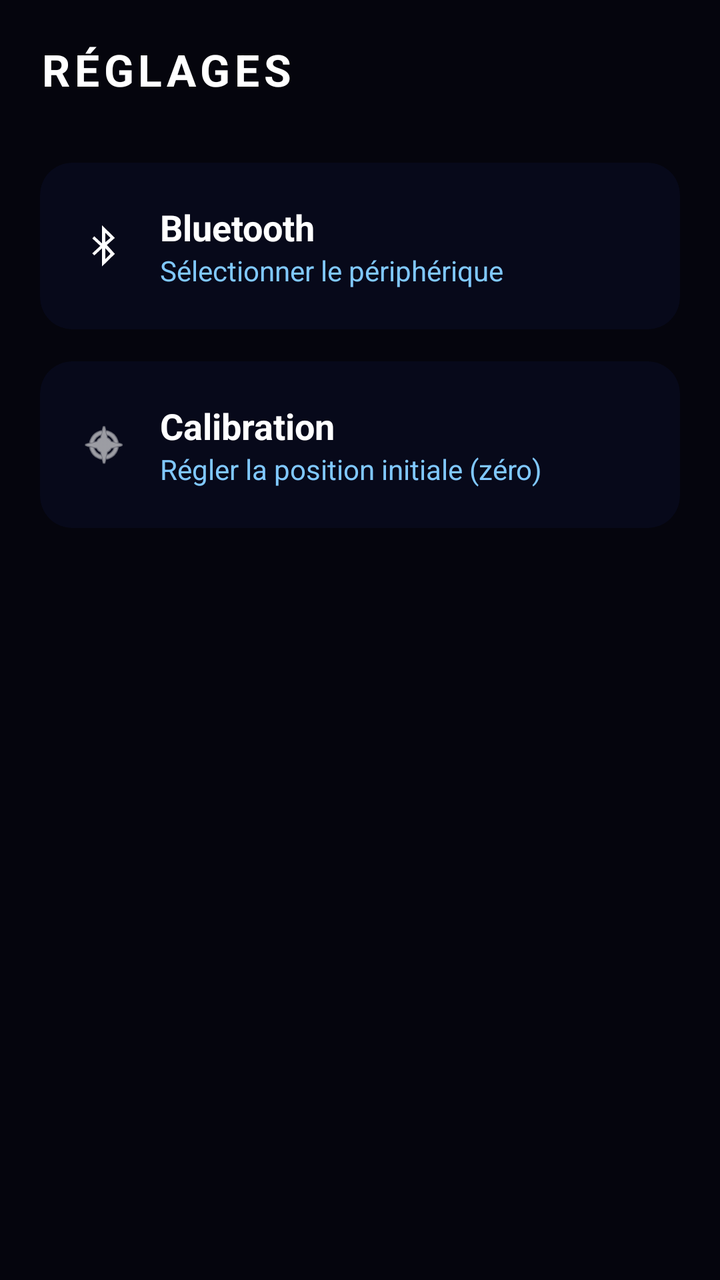
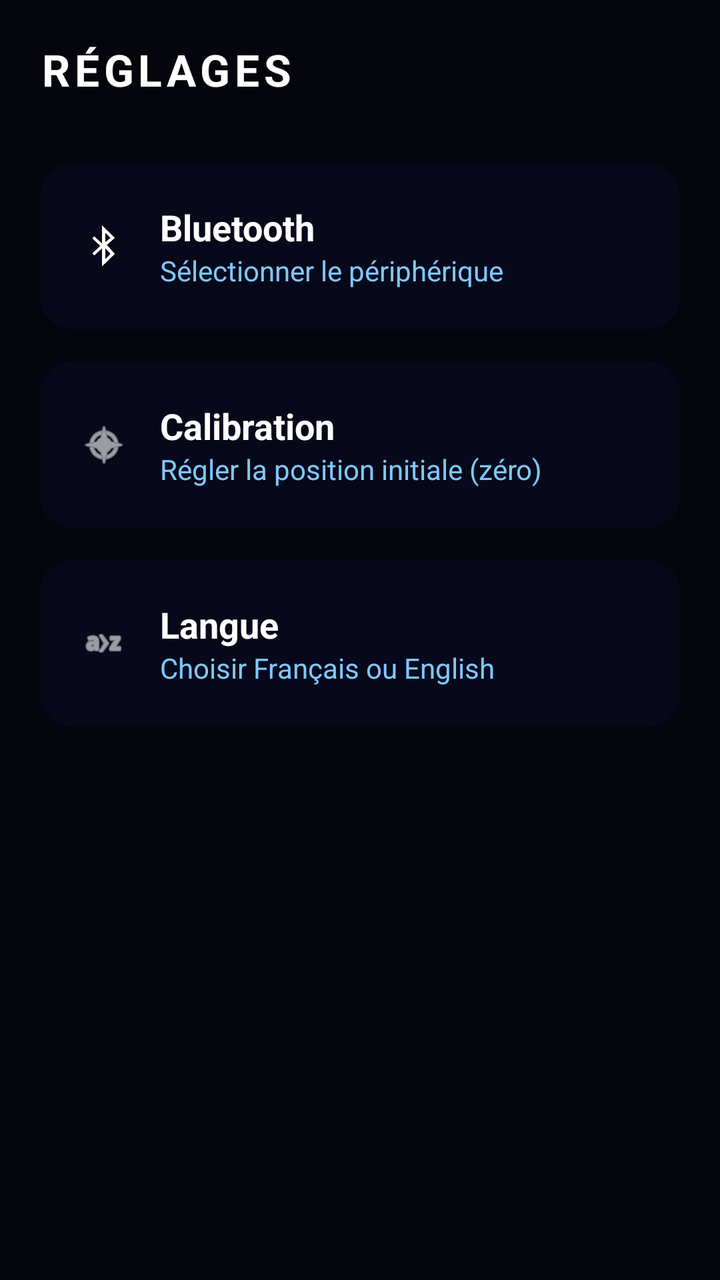

Two renders of the same Android screen: before a commit and after it. Below are the layout's source before the change and the commit's diff.
<!-- AndroidManifest.xml: application theme Theme.F4DIWRotatorApp -->
<!-- res/layout/fragment_settings.xml -->
<?xml version="1.0" encoding="utf-8"?>
<LinearLayout xmlns:android="http://schemas.android.com/apk/res/android"
    xmlns:app="http://schemas.android.com/apk/res-auto"
    android:layout_width="match_parent"
    android:layout_height="match_parent"
    android:orientation="vertical"
    android:background="@color/bg_main"
    android:padding="20dp">

    <TextView
        android:layout_width="match_parent"
        android:layout_height="wrap_content"
        android:text="RÉGLAGES"
        android:textColor="@color/white"
        android:textSize="22sp"
        android:textStyle="bold"
        android:letterSpacing="0.1"
        android:layout_marginBottom="32dp" />

    
    <com.google.android.material.card.MaterialCardView
        android:id="@+id/cardBluetooth"
        android:layout_width="match_parent"
        android:layout_height="wrap_content"
        android:layout_marginBottom="16dp"
        android:clickable="true"
        android:focusable="true"
        app:cardCornerRadius="16dp"
        app:cardBackgroundColor="@color/bg_card"
        app:strokeWidth="0dp">

        <LinearLayout
            android:layout_width="match_parent"
            android:layout_height="wrap_content"
            android:orientation="horizontal"
            android:padding="20dp"
            android:gravity="center_vertical">

            <ImageView
                android:layout_width="24dp"
                android:layout_height="24dp"
                android:src="@android:drawable/stat_sys_data_bluetooth"
                app:tint="@color/white" />

            <LinearLayout
                android:layout_width="0dp"
                android:layout_height="wrap_content"
                android:layout_weight="1"
                android:orientation="vertical"
                android:layout_marginStart="16dp">

                <TextView
                    android:layout_width="wrap_content"
                    android:layout_height="wrap_content"
                    android:text="Bluetooth"
                    android:textColor="@color/white"
                    android:textSize="18sp"
                    android:textStyle="bold" />

                <TextView
                    android:layout_width="wrap_content"
                    android:layout_height="wrap_content"
                    android:text="Sélectionner le périphérique"
                    android:textColor="@color/text_secondary"
                    android:textSize="14sp" />
            </LinearLayout>
        </LinearLayout>
    </com.google.android.material.card.MaterialCardView>

    
    <com.google.android.material.card.MaterialCardView
        android:id="@+id/cardCalibration"
        android:layout_width="match_parent"
        android:layout_height="wrap_content"
        android:clickable="true"
        android:focusable="true"
        app:cardCornerRadius="16dp"
        app:cardBackgroundColor="@color/bg_card"
        app:strokeWidth="0dp">

        <LinearLayout
            android:layout_width="match_parent"
            android:layout_height="wrap_content"
            android:orientation="horizontal"
            android:padding="20dp"
            android:gravity="center_vertical">

            <ImageView
                android:layout_width="24dp"
                android:layout_height="24dp"
                android:src="@android:drawable/ic_menu_compass"
                app:tint="@color/white" />

            <LinearLayout
                android:layout_width="0dp"
                android:layout_height="wrap_content"
                android:layout_weight="1"
                android:orientation="vertical"
                android:layout_marginStart="16dp">

                <TextView
                    android:layout_width="wrap_content"
                    android:layout_height="wrap_content"
                    android:text="Calibration"
                    android:textColor="@color/white"
                    android:textSize="18sp"
                    android:textStyle="bold" />

                <TextView
                    android:layout_width="wrap_content"
                    android:layout_height="wrap_content"
                    android:text="Régler la position initiale (zéro)"
                    android:textColor="@color/text_secondary"
                    android:textSize="14sp" />
            </LinearLayout>
        </LinearLayout>
    </com.google.android.material.card.MaterialCardView>

</LinearLayout>
<!-- resources referenced by this layout -->
<resources>
  <color name="bg_card">#07091A</color>
  <color name="bg_main">#05050D</color>
  <color name="text_secondary">#80C8FF</color>
  <color name="white">#FFFFFFFF</color>
  <style name="Theme.F4DIWRotatorApp" parent="Theme.MaterialComponents.DayNight.NoActionBar">
          
          <item name="colorPrimary">@color/accent_blue</item>
          <item name="colorPrimaryVariant">@color/grid_blue</item>
          <item name="colorOnPrimary">@color/bg_main</item>
          
          <item name="colorSecondary">@color/text_secondary</item>
          <item name="colorSecondaryVariant">@color/accent_blue</item>
          <item name="colorOnSecondary">@color/black</item>
          
          <item name="android:statusBarColor">@color/bg_main</item>
          
          <item name="android:windowBackground">@color/bg_main</item>
      </style>
  <color name="accent_blue">#4AAFFF</color>
  <color name="grid_blue">#4A9EFF</color>
  <color name="black">#FF000000</color>
</resources>

<!-- the commit's change to res/layout/fragment_settings.xml (unified diff, before → after) -->
@@ -1,119 +1,174 @@
 <?xml version="1.0" encoding="utf-8"?>
-<LinearLayout xmlns:android="http://schemas.android.com/apk/res/android"
+<ScrollView xmlns:android="http://schemas.android.com/apk/res/android"
     xmlns:app="http://schemas.android.com/apk/res-auto"
     android:layout_width="match_parent"
     android:layout_height="match_parent"
-    android:orientation="vertical"
-    android:background="@color/bg_main"
-    android:padding="20dp">
+    android:background="@color/bg_main">
 
-    <TextView
+    <LinearLayout
         android:layout_width="match_parent"
         android:layout_height="wrap_content"
-        android:text="RÉGLAGES"
-        android:textColor="@color/white"
-        android:textSize="22sp"
-        android:textStyle="bold"
-        android:letterSpacing="0.1"
-        android:layout_marginBottom="32dp" />
+        android:orientation="vertical"
+        android:padding="20dp">
 
-    
-    <com.google.android.material.card.MaterialCardView
-        android:id="@+id/cardBluetooth"
-        android:layout_width="match_parent"
-        android:layout_height="wrap_content"
-        android:layout_marginBottom="16dp"
-        android:clickable="true"
-        android:focusable="true"
-        app:cardCornerRadius="16dp"
-        app:cardBackgroundColor="@color/bg_card"
-        app:strokeWidth="0dp">
-
-        <LinearLayout
+        <TextView
             android:layout_width="match_parent"
             android:layout_height="wrap_content"
-            android:orientation="horizontal"
-            android:padding="20dp"
-            android:gravity="center_vertical">
+            android:text="@string/title_settings"
+            android:textColor="@color/white"
+            android:textSize="22sp"
+            android:textStyle="bold"
+            android:letterSpacing="0.1"
+            android:layout_marginBottom="32dp" />
 
-            <ImageView
-                android:layout_width="24dp"
-                android:layout_height="24dp"
-                android:src="@android:drawable/stat_sys_data_bluetooth"
-                app:tint="@color/white" />
+        
+        <com.google.android.material.card.MaterialCardView
+            android:id="@+id/cardBluetooth"
+            android:layout_width="match_parent"
+            android:layout_height="wrap_content"
+            android:layout_marginBottom="16dp"
+            android:clickable="true"
+            android:focusable="true"
+            app:cardCornerRadius="16dp"
+            app:cardBackgroundColor="@color/bg_card"
+            app:strokeWidth="0dp">
 
             <LinearLayout
-                android:layout_width="0dp"
+                android:layout_width="match_parent"
                 android:layout_height="wrap_content"
-                android:layout_weight="1"
-                android:orientation="vertical"
-                android:layout_marginStart="16dp">
+                android:orientation="horizontal"
+                android:padding="20dp"
+                android:gravity="center_vertical">
 
-                <TextView
-                    android:layout_width="wrap_content"
+                <ImageView
+                    android:layout_width="24dp"
+                    android:layout_height="24dp"
+                    android:src="@android:drawable/stat_sys_data_bluetooth"
+                    app:tint="@color/white" />
+
+                <LinearLayout
+                    android:layout_width="0dp"
                     android:layout_height="wrap_content"
-                    android:text="Bluetooth"
-                    android:textColor="@color/white"
-                    android:textSize="18sp"
-                    android:textStyle="bold" />
+                    android:layout_weight="1"
+                    android:orientation="vertical"
+                    android:layout_marginStart="16dp">
 
-                <TextView
-                    android:layout_width="wrap_content"
-                    android:layout_height="wrap_content"
-                    android:text="Sélectionner le périphérique"
-                    android:textColor="@color/text_secondary"
-                    android:textSize="14sp" />
+                    <TextView
+                        android:layout_width="wrap_content"
+                        android:layout_height="wrap_content"
+                        android:text="@string/settings_bluetooth"
+                        android:textColor="@color/white"
+                        android:textSize="18sp"
+                        android:textStyle="bold" />
+
+                    <TextView
+                        android:layout_width="wrap_content"
+                        android:layout_height="wrap_content"
+                        android:text="@string/settings_bluetooth_sub"
+                        android:textColor="@color/text_secondary"
+                        android:textSize="14sp" />
+                </LinearLayout>
             </LinearLayout>
-        </LinearLayout>
-    </com.google.android.material.card.MaterialCardView>
+        </com.google.android.material.card.MaterialCardView>
 
-    
-    <com.google.android.material.card.MaterialCardView
-        android:id="@+id/cardCalibration"
-        android:layout_width="match_parent"
-        android:layout_height="wrap_content"
-        android:clickable="true"
-        android:focusable="true"
-        app:cardCornerRadius="16dp"
-        app:cardBackgroundColor="@color/bg_card"
-        app:strokeWidth="0dp">
-
-        <LinearLayout
+        
+        <com.google.android.material.card.MaterialCardView
+            android:id="@+id/cardCalibration"
             android:layout_width="match_parent"
             android:layout_height="wrap_content"
-            android:orientation="horizontal"
-            android:padding="20dp"
-            android:gravity="center_vertical">
-
-            <ImageView
-                android:layout_width="24dp"
-                android:layout_height="24dp"
-                android:src="@android:drawable/ic_menu_compass"
-                app:tint="@color/white" />
+            android:layout_marginBottom="16dp"
+            android:clickable="true"
+            android:focusable="true"
+            app:cardCornerRadius="16dp"
+            app:cardBackgroundColor="@color/bg_card"
+            app:strokeWidth="0dp">
 
             <LinearLayout
-                android:layout_width="0dp"
+                android:layout_width="match_parent"
                 android:layout_height="wrap_content"
-                android:layout_weight="1"
-                android:orientation="vertical"
-                android:layout_marginStart="16dp">
+                android:orientation="horizontal"
+                android:padding="20dp"
+                android:gravity="center_vertical">
 
-                <TextView
-                    android:layout_width="wrap_content"
+                <ImageView
+                    android:layout_width="24dp"
+                    android:layout_height="24dp"
+                    android:src="@android:drawable/ic_menu_compass"
+                    app:tint="@color/white" />
+
+                <LinearLayout
+                    android:layout_width="0dp"
                     android:layout_height="wrap_content"
-                    android:text="Calibration"
-                    android:textColor="@color/white"
-                    android:textSize="18sp"
-                    android:textStyle="bold" />
+                    android:layout_weight="1"
+                    android:orientation="vertical"
+                    android:layout_marginStart="16dp">
 
-                <TextView
-                    android:layout_width="wrap_content"
+                    <TextView
+                        android:layout_width="wrap_content"
+                        android:layout_height="wrap_content"
+                        android:text="@string/settings_calibration"
+                        android:textColor="@color/white"
+                        android:textSize="18sp"
+                        android:textStyle="bold" />
+
+                    <TextView
+                        android:layout_width="wrap_content"
+                        android:layout_height="wrap_content"
+                        android:text="@string/settings_calibration_sub"
+                        android:textColor="@color/text_secondary"
+                        android:textSize="14sp" />
+                </LinearLayout>
+            </LinearLayout>
+        </com.google.android.material.card.MaterialCardView>
+
+        
+        <com.google.android.material.card.MaterialCardView
+            android:id="@+id/cardLanguage"
+            android:layout_width="match_parent"
+            android:layout_height="wrap_content"
+            android:clickable="true"
+            android:focusable="true"
+            app:cardCornerRadius="16dp"
+            app:cardBackgroundColor="@color/bg_card"
+            app:strokeWidth="0dp">
+
+            <LinearLayout
+                android:layout_width="match_parent"
+                android:layout_height="wrap_content"
+                android:orientation="horizontal"
+                android:padding="20dp"
+                android:gravity="center_vertical">
+
+                    <ImageView
+                        android:layout_width="24dp"
+                        android:layout_height="24dp"
+                        android:src="@android:drawable/ic_menu_sort_alphabetically"
+                        app:tint="@color/white" />
+
+                <LinearLayout
+                    android:layout_width="0dp"
                     android:layout_height="wrap_content"
-                    android:text="Régler la position initiale (zéro)"
-                    android:textColor="@color/text_secondary"
-                    android:textSize="14sp" />
+                    android:layout_weight="1"
+                    android:orientation="vertical"
+                    android:layout_marginStart="16dp">
+
+                    <TextView
+                        android:layout_width="wrap_content"
+                        android:layout_height="wrap_content"
+                        android:text="@string/settings_language"
+                        android:textColor="@color/white"
+                        android:textSize="18sp"
+                        android:textStyle="bold" />
+
+                    <TextView
+                        android:layout_width="wrap_content"
+                        android:layout_height="wrap_content"
+                        android:text="@string/settings_language_sub"
+                        android:textColor="@color/text_secondary"
+                        android:textSize="14sp" />
+                </LinearLayout>
             </LinearLayout>
-        </LinearLayout>
-    </com.google.android.material.card.MaterialCardView>
+        </com.google.android.material.card.MaterialCardView>
 
-</LinearLayout>
+    </LinearLayout>
+</ScrollView>
<!-- resource entries referenced after the edit -->
@@ -4,6 +4,13 @@
   <color name="bg_main">#05050D</color>
   <color name="text_secondary">#80C8FF</color>
   <color name="white">#FFFFFFFF</color>
+  <string name="settings_bluetooth">Bluetooth</string>
+  <string name="settings_bluetooth_sub">Sélectionner le périphérique</string>
+  <string name="settings_calibration">Calibration</string>
+  <string name="settings_calibration_sub">Régler la position initiale (zéro)</string>
+  <string name="settings_language">Langue</string>
+  <string name="settings_language_sub">Choisir Français ou English</string>
+  <string name="title_settings">RÉGLAGES</string>
   <style name="Theme.F4DIWRotatorApp" parent="Theme.MaterialComponents.DayNight.NoActionBar">
           
           <item name="colorPrimary">@color/accent_blue</item>
@@ -17,9 +24,15 @@
           <item name="android:statusBarColor">@color/bg_main</item>
           
           <item name="android:windowBackground">@color/bg_main</item>
+          <item name="alertDialogTheme">@style/Theme.F4DIWRotatorApp.Dialog</item>
       </style>
   <color name="accent_blue">#4AAFFF</color>
   <color name="grid_blue">#4A9EFF</color>
   <color name="black">#FF000000</color>
+  <style name="Theme.F4DIWRotatorApp.Dialog" parent="Theme.MaterialComponents.DayNight.Dialog.Alert">
+          <item name="android:windowBackground">@color/bg_card</item>
+          <item name="android:textColorPrimary">@color/white</item>
+          <item name="colorAccent">@color/accent_blue</item>
+      </style>
 </resources>
 
